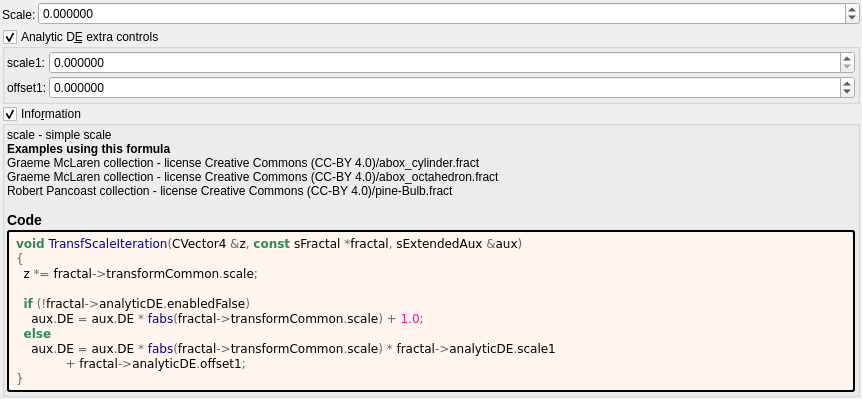
Above: mandelbulber2/formula/ui/transf_scale.ui from buddhi1980/mandelbulber2 before the change. Below: the same form after it.
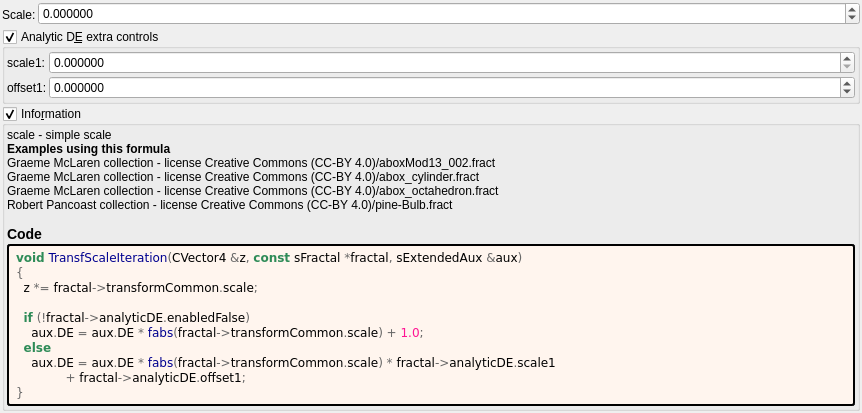
That is the form after the change. Custom widgets are drawn as their Qt base class.

Diff of the .ui file:
```diff
--- a/mandelbulber2/formula/ui/transf_scale.ui
+++ b/mandelbulber2/formula/ui/transf_scale.ui
@@ -207,7 +207,7 @@
         <property name="text">
          <string notr="true">&lt;p&gt;scale - simple scale&lt;/p&gt;&lt;table&gt;
 &lt;/table&gt;
-&lt;br&gt;&lt;b&gt;Examples using this formula&lt;/b&gt;&lt;br&gt;Graeme McLaren  collection - license Creative Commons  (CC-BY 4.0)/abox_cylinder.fract&lt;br&gt;Graeme McLaren  collection - license Creative Commons  (CC-BY 4.0)/abox_octahedron.fract&lt;br&gt;Robert Pancoast collection - license Creative Commons (CC-BY 4.0)/pine-Bulb.fract&lt;h3&gt;Code&lt;/h3&gt;</string>
+&lt;br&gt;&lt;b&gt;Examples using this formula&lt;/b&gt;&lt;br&gt;Graeme McLaren  collection - license Creative Commons  (CC-BY 4.0)/aboxMod13_002.fract&lt;br&gt;Graeme McLaren  collection - license Creative Commons  (CC-BY 4.0)/abox_cylinder.fract&lt;br&gt;Graeme McLaren  collection - license Creative Commons  (CC-BY 4.0)/abox_octahedron.fract&lt;br&gt;Robert Pancoast collection - license Creative Commons (CC-BY 4.0)/pine-Bulb.fract&lt;h3&gt;Code&lt;/h3&gt;</string>
         </property>
         <property name="wordWrap">
          <bool>true</bool>
```
